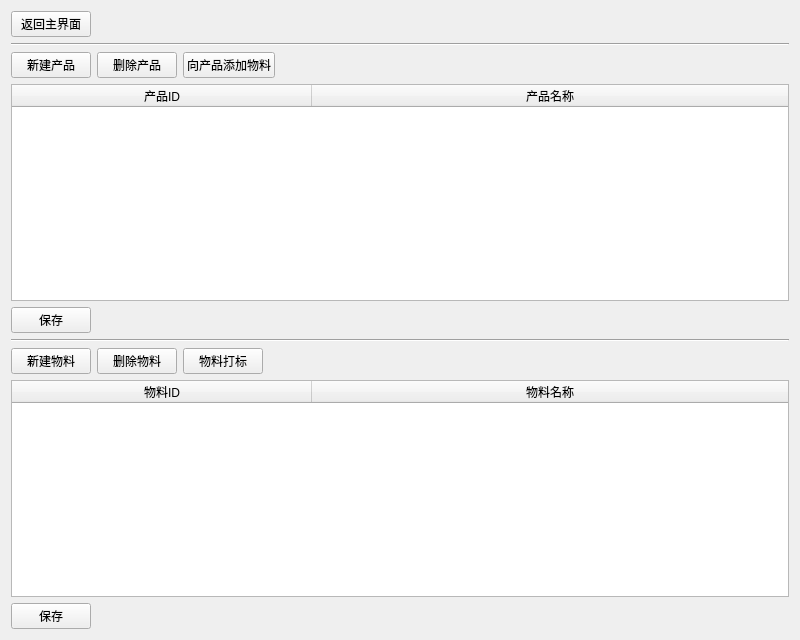
CcooLcyy/checker, file src/ui/prodMatManageWindow.ui: the form before one commit.
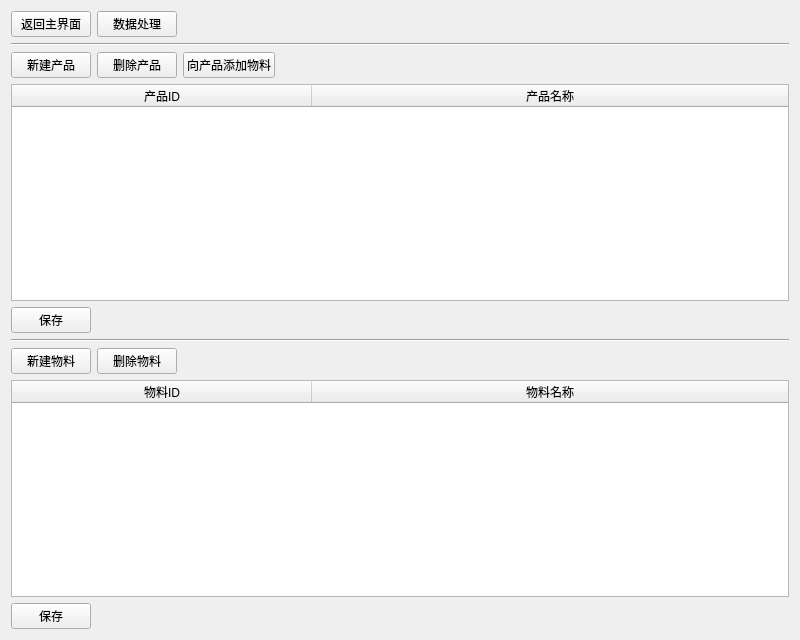
The form after the commit.

The edit to the form file:
```diff
--- a/src/ui/prodMatManageWindow.ui
+++ b/src/ui/prodMatManageWindow.ui
@@ -14,7 +14,9 @@
    <string>产品物料管理</string>
   </property>
   <layout class="QVBoxLayout" name="verticalLayout">
-   <item alignment="Qt::AlignLeft">
+   <item>
+    <layout class="QHBoxLayout" name="horizontalLayout_3">
+     <item>
     <widget class="QPushButton" name="toMainWindowButton">
      <property name="text">
       <string>返回主界面</string>
@@ -22,6 +24,28 @@
     </widget>
    </item>
    <item>
+      <widget class="QPushButton" name="toDataWindowButton">
+       <property name="text">
+        <string>数据处理</string>
+       </property>
+      </widget>
+     </item>
+     <item>
+      <spacer name="horizontalSpacer_5">
+       <property name="orientation">
+        <enum>Qt::Horizontal</enum>
+       </property>
+       <property name="sizeHint" stdset="0">
+        <size>
+         <width>40</width>
+         <height>20</height>
+        </size>
+       </property>
+      </spacer>
+     </item>
+    </layout>
+   </item>
+   <item>
     <widget class="Line" name="line">
      <property name="orientation">
       <enum>Qt::Horizontal</enum>
@@ -140,13 +164,6 @@
        </property>
       </widget>
      </item>
-     <item>
-      <widget class="QPushButton" name="pushButton_5">
-       <property name="text">
-        <string>物料打标</string>
-       </property>
-      </widget>
-     </item>
      <item>
       <spacer name="horizontalSpacer_2">
        <property name="orientation">
```
Left out of the diff: 38 changed lines with no effect on the pictures. Lines whose indentation alone changed are shown as unchanged.
